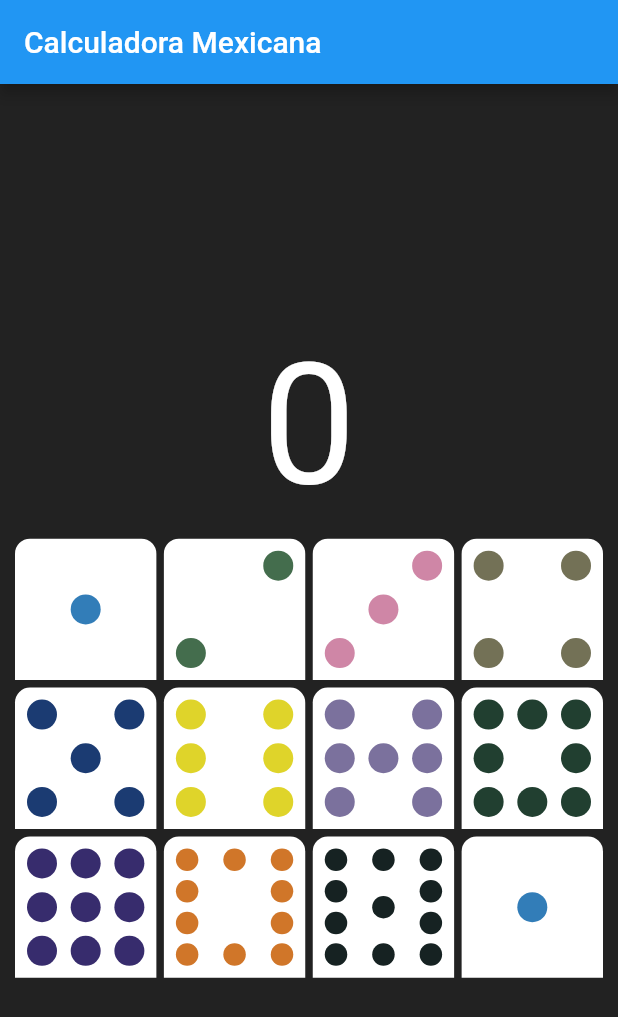
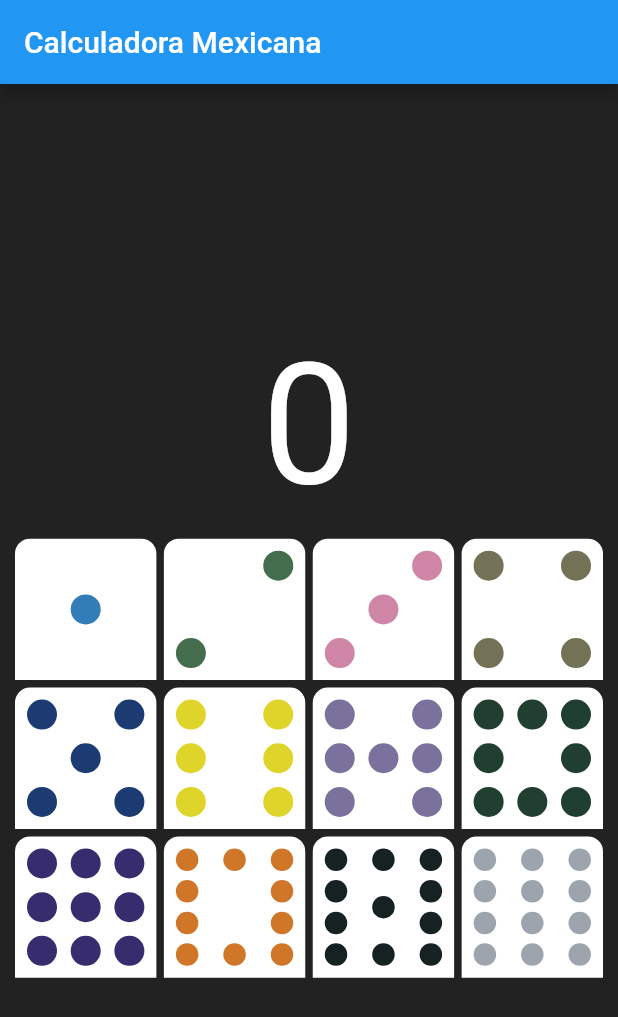
Before and after one commit to esron/mexican_calculator, a Flutter app: the screen it shows after launch, on a phone screen of 412 x 824 dp. Shown: the top 1017 px of the screen. Run offline on Flutter 3.47's test engine with Material 2 defaults, Android fonts, the light colour scheme and no system bars.

Commit message:
adds domino twelve

```diff
--- a/lib/widgets/domino_piece.dart
+++ b/lib/widgets/domino_piece.dart
@@ -21,7 +21,7 @@ class DominoPiece extends StatelessWidget {
       new DominoNine(),
       new DominoTen(),
       new DominoEleven(),
-      new DominoOne(),
+      new DominoTwelve(),
     ];
 
     return GestureDetector(
@@ -875,3 +875,129 @@ class DominoEleven extends StatelessWidget {
     );
   }
 }
+
+class DominoTwelve extends StatelessWidget {
+  const DominoTwelve({
+    Key key,
+  }) : super(key: key);
+
+  @override
+  Widget build(BuildContext context) {
+    return Row(
+      mainAxisAlignment: MainAxisAlignment.spaceBetween,
+      children: <Widget>[
+        Column(
+          mainAxisAlignment: MainAxisAlignment.spaceBetween,
+          children: <Widget>[
+            Container(
+              height: 15,
+              width: 15,
+              decoration: BoxDecoration(
+                color: Color(0xFF9da4ad),
+                shape: BoxShape.circle,
+              ),
+            ),
+            Container(
+              height: 15,
+              width: 15,
+              decoration: BoxDecoration(
+                color: Color(0xFF9da4ad),
+                shape: BoxShape.circle,
+              ),
+            ),
+            Container(
+              height: 15,
+              width: 15,
+              decoration: BoxDecoration(
+                color: Color(0xFF9da4ad),
+                shape: BoxShape.circle,
+              ),
+            ),
+            Container(
+              height: 15,
+              width: 15,
+              decoration: BoxDecoration(
+                color: Color(0xFF9da4ad),
+                shape: BoxShape.circle,
+              ),
+            ),
+          ],
+        ),
+        Column(
+          mainAxisAlignment: MainAxisAlignment.spaceBetween,
+          children: <Widget>[
+            Container(
+              height: 15,
+              width: 15,
+              decoration: BoxDecoration(
+                color: Color(0xFF9da4ad),
+                shape: BoxShape.circle,
+              ),
+            ),
+            Container(
+              height: 15,
+              width: 15,
+              decoration: BoxDecoration(
+                color: Color(0xFF9da4ad),
+                shape: BoxShape.circle,
+              ),
+            ),
+            Container(
+              height: 15,
+              width: 15,
+              decoration: BoxDecoration(
+                color: Color(0xFF9da4ad),
+                shape: BoxShape.circle,
+              ),
+            ),
+            Container(
+              height: 15,
+              width: 15,
+              decoration: BoxDecoration(
+                color: Color(0xFF9da4ad),
+                shape: BoxShape.circle,
+              ),
+            ),
+          ],
+        ),
+        Column(
+          mainAxisAlignment: MainAxisAlignment.spaceBetween,
+          children: <Widget>[
+            Container(
+              height: 15,
+              width: 15,
+              decoration: BoxDecoration(
+                color: Color(0xFF9da4ad),
+                shape: BoxShape.circle,
+              ),
+            ),
+            Container(
+              height: 15,
+              width: 15,
+              decoration: BoxDecoration(
+                color: Color(0xFF9da4ad),
+                shape: BoxShape.circle,
+              ),
+            ),
+            Container(
+              height: 15,
+              width: 15,
+              decoration: BoxDecoration(
+                color: Color(0xFF9da4ad),
+                shape: BoxShape.circle,
+              ),
+            ),
+            Container(
+              height: 15,
+              width: 15,
+              decoration: BoxDecoration(
+                color: Color(0xFF9da4ad),
+                shape: BoxShape.circle,
+              ),
+            ),
+          ],
+        ),
+      ],
+    );
+  }
+}
```
